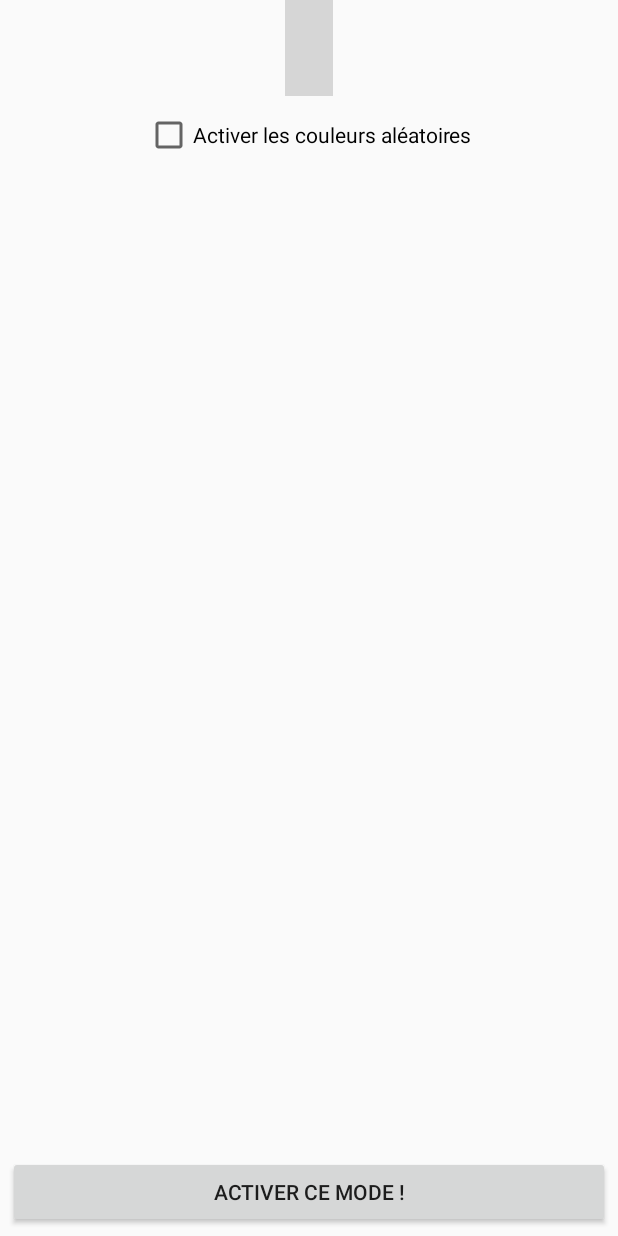
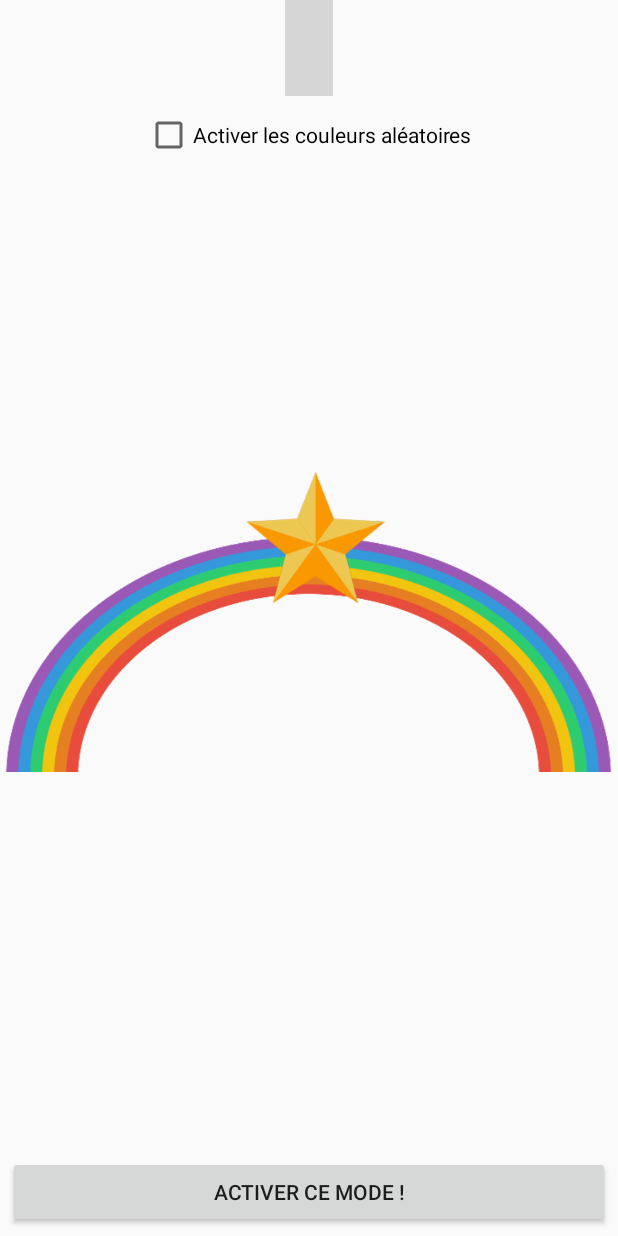
Before and after one commit to LightAndChill/LightAndChill, an Android app: the layout fragment_one.xml on its own in the app's theme, with its tools: preview values and no code run, on a phone screen of 412 x 824 dp. Run offline under Robolectric (Android 15) with nearby library versions, the phone set to English and light mode, and no system bars; plain views replace ColorPicker, SaturationBar; grey boxes are pictures that could not be loaded.

Commit message:
Ajout du rainbow quand on passe en mode..... RAINBOOOOWWW !!

```diff
--- a/app/src/main/res/layout/fragment_one.xml
+++ b/app/src/main/res/layout/fragment_one.xml
@@ -36,4 +36,10 @@
         android:text="@string/activate"
         android:layout_alignParentBottom="true"/>
 
+    <ImageView
+        android:layout_width="match_parent"
+        android:layout_height="match_parent"
+        android:id="@+id/imRainbow"
+        android:src="@drawable/rainbow"/>
+
 </RelativeLayout>
```
Also changed, not shown: app/src/main/java/apps/lightandchill/lightandchill/FragmentOne.java (+16 -0 lines).
